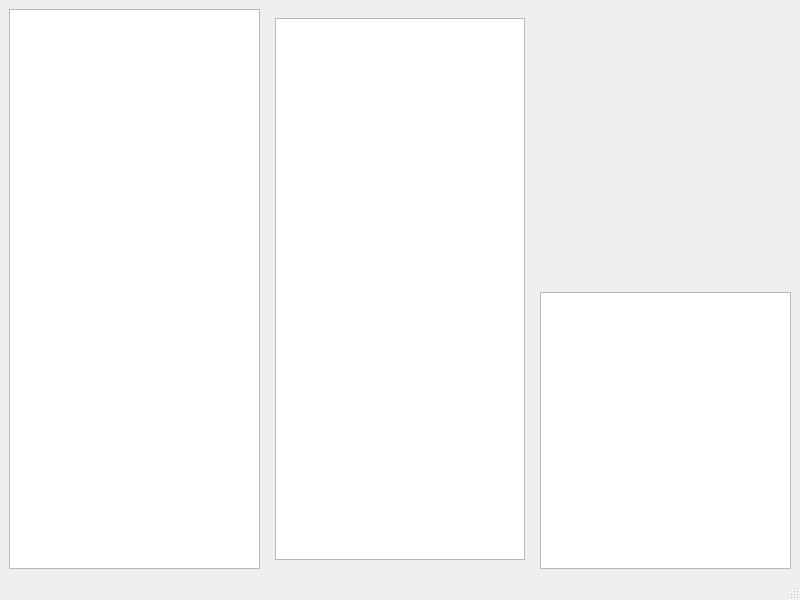
First picture: the form in modmanager/modmanager.ui, repository kaniol-lck/modmanager, before the edit.
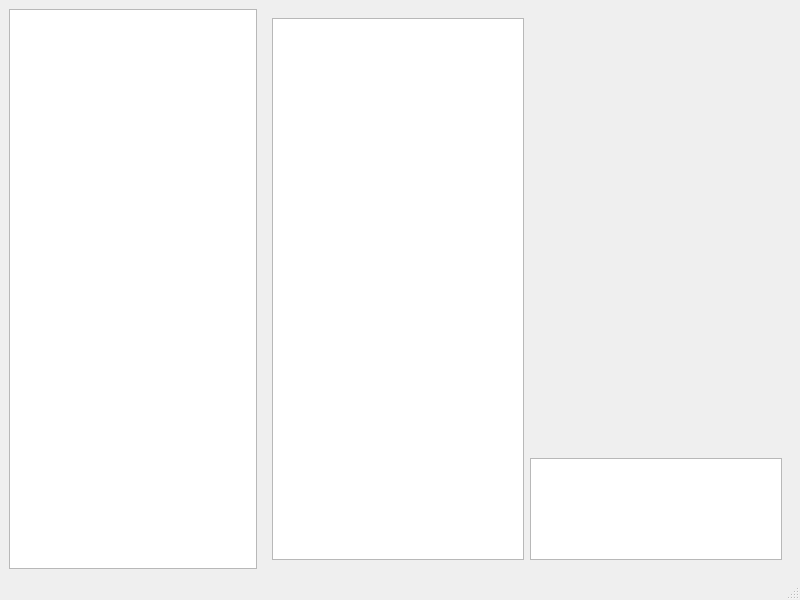
Second picture: the form after the edit.

Commit message: simple mod info list.

Patch:
```diff
--- a/modmanager/modmanager.ui
+++ b/modmanager/modmanager.ui
@@ -25,15 +25,10 @@
       </property>
       <widget class="QWidget" name="page">
        <layout class="QGridLayout" name="gridLayout_2">
-        <item row="0" column="0">
+        <item row="0" column="0" rowspan="2">
          <widget class="QListWidget" name="modListWidget"/>
         </item>
-       </layout>
-      </widget>
-      <widget class="QWidget" name="page_2"/>
-     </widget>
-    </item>
-    <item row="0" column="2">
+        <item row="0" column="1">
      <spacer name="verticalSpacer">
       <property name="orientation">
        <enum>Qt::Vertical</enum>
@@ -41,13 +36,18 @@
       <property name="sizeHint" stdset="0">
        <size>
         <width>20</width>
-        <height>257</height>
+            <height>524</height>
        </size>
       </property>
      </spacer>
     </item>
-    <item row="1" column="2">
-     <widget class="QTextBrowser" name="modInfo"/>
+        <item row="1" column="1">
+         <widget class="QTextBrowser" name="modInfoText"/>
+        </item>
+       </layout>
+      </widget>
+      <widget class="QWidget" name="page_2"/>
+     </widget>
     </item>
    </layout>
   </widget>
```
Lines whose indentation alone changed are shown as unchanged. The commit also changes 6 other files.
